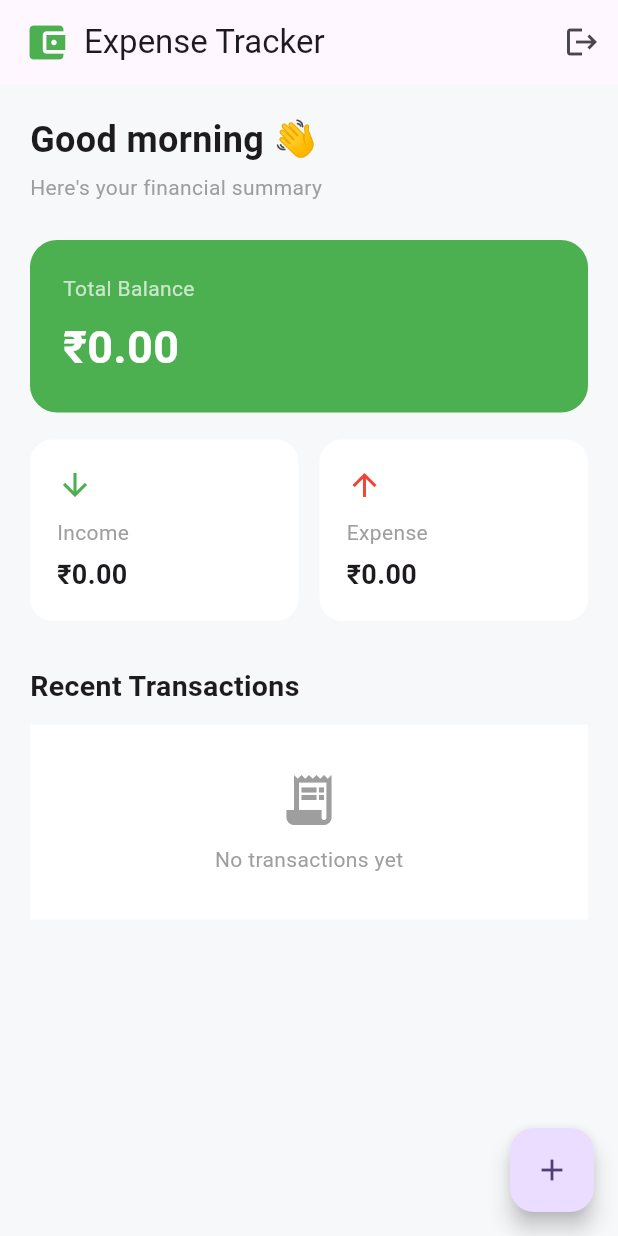
After one commit to Atharv3904/expense-tracker-clean-architecture, a Flutter app: the DashboardPage screen opened by its route, after a tap on the "add" icon, on a phone screen of 412 x 824 dp. The commit adds this screen. Run offline on Flutter 3.47's test engine with Material 3 defaults, Android fonts, the phone set to English and light mode, and no system bars; our stand-ins replace bloc, dartz, flutter_bloc, get_it, go_router, supabase_flutter; accounts and stored records are empty.

Commit message:
implement dashboard

```diff
--- a/lib/core/di/injection_container.dart
+++ b/lib/core/di/injection_container.dart
@@ -12,6 +12,12 @@ import 'package:expense_tracker/feature/authentication/presentation/cubit/login/
 import 'package:expense_tracker/feature/authentication/presentation/cubit/logout/logout_cubit.dart';
 import 'package:expense_tracker/feature/authentication/presentation/cubit/register/register_cubit.dart';
 import 'package:expense_tracker/feature/authentication/presentation/cubit/splash/splash_cubit.dart';
+import 'package:expense_tracker/feature/dashboard/Presentation/cubit/dashboard_cubit/dashboard_cubit.dart';
+import 'package:expense_tracker/feature/dashboard/data/datasources/dasboard_datasource.dart';
+import 'package:expense_tracker/feature/dashboard/data/datasources/dashboard_datasource_impl.dart';
+import 'package:expense_tracker/feature/dashboard/data/repository/dashboard_repository_impl.dart';
+import 'package:expense_tracker/feature/dashboard/domain/repository/dashboard_repository.dart';
+import 'package:expense_tracker/feature/dashboard/domain/usecase/dashboard_summary_usecases.dart';
 import 'package:get_it/get_it.dart';
 import 'package:supabase_flutter/supabase_flutter.dart';
 
@@ -39,4 +45,13 @@ Future<void> init() async {
   sl.registerFactory(() => LogoutCubit(sl()));
   sl.registerLazySingleton(() => ForgotPasswordUsecase(sl()));
   sl.registerFactory(() => ForgotPassCubit(sl()));
+
+  sl.registerFactory(() => DashboardCubit(sl()));
+  sl.registerLazySingleton(() => DashboardSummaryUsecases(sl()));
+  sl.registerLazySingleton<DashboardRepository>(
+    () => DashboardRepositoryImpl(sl()),
+  );
+  sl.registerLazySingleton<DasboardDatasource>(
+    () => DashboardDatasourceImpl(sl()),
+  );
 }
--- a/lib/core/router/app_routes.dart
+++ b/lib/core/router/app_routes.dart
@@ -1,9 +1,10 @@
 import 'package:expense_tracker/core/router/routes_name.dart';
-import 'package:expense_tracker/feature/authentication/presentation/pages/dashboard_page.dart';
+import 'package:expense_tracker/feature/authentication/presentation/pages/Logout_page.dart';
 import 'package:expense_tracker/feature/authentication/presentation/pages/forgot_pass_page.dart';
 import 'package:expense_tracker/feature/authentication/presentation/pages/login_page.dart';
 import 'package:expense_tracker/feature/authentication/presentation/pages/register_page.dart';
 import 'package:expense_tracker/feature/authentication/presentation/pages/splash_page.dart';
+import 'package:expense_tracker/feature/dashboard/Presentation/pages/dashboard_page.dart';
 import 'package:go_router/go_router.dart';
 
 class AppRoutes {
@@ -25,11 +26,12 @@ class AppRoutes {
     ),
     GoRoute(
       path: RoutesName.dashboard,
-      builder: (context, state) => DashBoardPage(),
+      builder: (context, state) => DashboardPage(),
     ),
     GoRoute(
       path: RoutesName.forgotPage,
       builder: (context, state) => ForgotPassPage(),
     ),
+    GoRoute(path: RoutesName.logout, builder: (context, state) => LogoutPage()),
   ];
 }
--- a/lib/core/router/routes_name.dart
+++ b/lib/core/router/routes_name.dart
@@ -4,4 +4,5 @@ class RoutesName {
   static const dashboard = '/dashboard';
   static const splashscreen = "/splashscreen";
   static const forgotPage = "/forgotPassPage";
+  static const logout = "/logout";
 }
--- a/lib/feature/authentication/presentation/pages/dashboard_page.dart
+++ b/lib/feature/authentication/presentation/pages/Logout_page.dart
@@ -6,8 +6,8 @@ import 'package:flutter/material.dart';
 import 'package:flutter_bloc/flutter_bloc.dart';
 import 'package:go_router/go_router.dart';
 
-class DashBoardPage extends StatelessWidget {
-  const DashBoardPage({super.key});
+class LogoutPage extends StatelessWidget {
+  const LogoutPage({super.key});
 
   @override
   Widget build(BuildContext context) {
--- a/lib/feature/authentication/presentation/pages/login_page.dart
+++ b/lib/feature/authentication/presentation/pages/login_page.dart
@@ -21,7 +21,7 @@ class LoginPage extends StatelessWidget {
               context,
             ).showSnackBar(const SnackBar(content: Text("Login Successful")));
 
-            context.push(RoutesName.dashboard);
+            context.pushReplacement(RoutesName.dashboard);
           }
 
           if (state is LoginFailure) {
--- /dev/null
+++ b/lib/feature/dashboard/Presentation/cubit/dashboard_cubit/dashboard_cubit.dart
@@ -0,0 +1,24 @@
+import 'package:bloc/bloc.dart';
+import 'package:expense_tracker/feature/dashboard/Presentation/cubit/dashboard_cubit/dashboard_states.dart';
+import 'package:expense_tracker/feature/dashboard/domain/usecase/dashboard_summary_usecases.dart';
+
+class DashboardCubit extends Cubit<DashboardStates> {
+  final DashboardSummaryUsecases dashboardSummaryUsecases;
+  DashboardCubit(this.dashboardSummaryUsecases)
+    : super(const DashboardInitial());
+
+  Future<void> dashboardSummary() async {
+    emit(const DashboardLoading());
+
+    final result = await dashboardSummaryUsecases();
+
+    result.fold(
+      (failure) {
+        emit(DashboardFailure(failure.message));
+      },
+      (summary) {
+        emit(DashboardLoaded(summary));
+      },
+    );
+  }
+}
--- /dev/null
+++ b/lib/feature/dashboard/Presentation/cubit/dashboard_cubit/dashboard_states.dart
@@ -0,0 +1,23 @@
+import 'package:expense_tracker/feature/dashboard/domain/entity/dashboard_summary.dart';
+
+sealed class DashboardStates {
+  const DashboardStates();
+}
+
+class DashboardInitial extends DashboardStates {
+  const DashboardInitial();
+}
+
+class DashboardLoading extends DashboardStates {
+  const DashboardLoading();
+}
+
+class DashboardLoaded extends DashboardStates {
+  final DashboardSummary summary;
+  const DashboardLoaded(this.summary);
+}
+
+class DashboardFailure extends DashboardStates {
+  final String message;
+  const DashboardFailure(this.message);
+}
--- /dev/null
+++ b/lib/feature/dashboard/Presentation/pages/dashboard_page.dart
@@ -0,0 +1,242 @@
+import 'package:expense_tracker/core/di/injection_container.dart';
+import 'package:expense_tracker/core/router/routes_name.dart';
+import 'package:expense_tracker/feature/dashboard/Presentation/cubit/dashboard_cubit/dashboard_cubit.dart';
+import 'package:expense_tracker/feature/dashboard/Presentation/cubit/dashboard_cubit/dashboard_states.dart';
+import 'package:flutter/material.dart';
+import 'package:flutter_bloc/flutter_bloc.dart';
+import 'package:go_router/go_router.dart';
+
+class DashboardPage extends StatelessWidget {
+  const DashboardPage({super.key});
+
+  @override
+  Widget build(BuildContext context) {
+    return BlocProvider(
+      create: (_) => sl<DashboardCubit>()..dashboardSummary(),
+      child: Scaffold(
+        backgroundColor: const Color(0xFFF7F8FA),
+
+        appBar: AppBar(
+          title: Row(
+            children: [
+              const Icon(
+                Icons.account_balance_wallet,
+                color: Colors.green,
+                size: 30,
+              ),
+
+              const SizedBox(width: 10),
+
+              const Text("Expense Tracker"),
+            ],
+          ),
+
+          actions: [
+            IconButton(
+              onPressed: () {
+                context.push(RoutesName.logout);
+              },
+              icon: const Icon(Icons.logout),
+            ),
+          ],
+        ),
+
+        body: BlocBuilder<DashboardCubit, DashboardStates>(
+          builder: (context, state) {
+            // Loading
+            if (state is DashboardLoading) {
+              return const Center(child: CircularProgressIndicator());
+            }
+
+            // Failure
+            if (state is DashboardFailure) {
+              return Center(child: Text(state.message));
+            }
+
+            // Success
+            if (state is DashboardLoaded) {
+              final summary = state.summary;
+
+              return SingleChildScrollView(
+                padding: const EdgeInsets.all(20),
+                child: Column(
+                  crossAxisAlignment: CrossAxisAlignment.start,
+                  children: [
+                    const Text(
+                      "Good morning 👋",
+                      style: TextStyle(
+                        fontSize: 24,
+                        fontWeight: FontWeight.bold,
+                      ),
+                    ),
+
+                    const SizedBox(height: 5),
+
+                    const Text(
+                      "Here's your financial summary",
+                      style: TextStyle(color: Colors.grey),
+                    ),
+
+                    const SizedBox(height: 25),
+
+                    // Balance
+                    Container(
+                      width: double.infinity,
+                      padding: const EdgeInsets.all(22),
+                      decoration: BoxDecoration(
+                        color: Colors.green,
+                        borderRadius: BorderRadius.circular(18),
+                      ),
+                      child: Column(
+                        crossAxisAlignment: CrossAxisAlignment.start,
+                        children: [
+                          const Text(
+                            "Total Balance",
+                            style: TextStyle(color: Colors.white70),
+                          ),
+
+                          const SizedBox(height: 8),
+
+                          Text(
+                            "₹${summary.balance.toStringAsFixed(2)}",
+                            style: const TextStyle(
+                              color: Colors.white,
+                              fontSize: 30,
+                              fontWeight: FontWeight.bold,
+                            ),
+                          ),
+                        ],
+                      ),
+                    ),
+
+                    const SizedBox(height: 18),
+
+                    // Income & Expense
+                    Row(
+                      children: [
+                        Expanded(
+                          child: Container(
+                            padding: const EdgeInsets.all(18),
+                            decoration: BoxDecoration(
+                              color: Colors.white,
+                              borderRadius: BorderRadius.circular(15),
+                            ),
+                            child: Column(
+                              crossAxisAlignment: CrossAxisAlignment.start,
+                              children: [
+                                const Icon(
+                                  Icons.arrow_downward,
+                                  color: Colors.green,
+                                ),
+
+                                const SizedBox(height: 10),
+
+                                const Text(
+                                  "Income",
+                                  style: TextStyle(color: Colors.grey),
+                                ),
+
+                                const SizedBox(height: 5),
+
+                                Text(
+                                  "₹${summary.totalIncome.toStringAsFixed(2)}",
+                                  style: const TextStyle(
+                                    fontSize: 18,
+                                    fontWeight: FontWeight.bold,
+                                  ),
+                                ),
+                              ],
+                            ),
+                          ),
+                        ),
+
+                        const SizedBox(width: 14),
+
+                        Expanded(
+                          child: Container(
+                            padding: const EdgeInsets.all(18),
+                            decoration: BoxDecoration(
+                              color: Colors.white,
+                              borderRadius: BorderRadius.circular(15),
+                            ),
+                            child: Column(
+                              crossAxisAlignment: CrossAxisAlignment.start,
+                              children: [
+                                const Icon(
+                                  Icons.arrow_upward,
+                                  color: Colors.red,
+                                ),
+
+                                const SizedBox(height: 10),
+
+                                const Text(
+                                  "Expense",
+                                  style: TextStyle(color: Colors.grey),
+                                ),
+
+                                const SizedBox(height: 5),
+
+                                Text(
+                                  "₹${summary.totalExpense.toStringAsFixed(2)}",
+                                  style: const TextStyle(
+                                    fontSize: 18,
+                                    fontWeight: FontWeight.bold,
+                                  ),
+                                ),
+                              ],
+                            ),
+                          ),
+                        ),
+                      ],
+                    ),
+
+                    const SizedBox(height: 30),
+
+                    const Text(
+                      "Recent Transactions",
+                      style: TextStyle(
+                        fontSize: 19,
+                        fontWeight: FontWeight.bold,
+                      ),
+                    ),
+
+                    const SizedBox(height: 12),
+
+                    Container(
+                      width: double.infinity,
+                      padding: const EdgeInsets.all(30),
+                      color: Colors.white,
+                      child: const Column(
+                        children: [
+                          Icon(
+                            Icons.receipt_long,
+                            size: 40,
+                            color: Colors.grey,
+                          ),
+
+                          SizedBox(height: 10),
+
+                          Text(
+                            "No transactions yet",
+                            style: TextStyle(color: Colors.grey),
+                          ),
+                        ],
+                      ),
+                    ),
+                  ],
+                ),
+              );
+            }
+
+            return const SizedBox();
+          },
+        ),
+
+        floatingActionButton: FloatingActionButton(
+          onPressed: () {},
+          child: const Icon(Icons.add),
+        ),
+      ),
+    );
+  }
+}
--- /dev/null
+++ b/lib/feature/dashboard/data/datasources/dasboard_datasource.dart
@@ -0,0 +1,5 @@
+import 'package:expense_tracker/feature/dashboard/data/model/dashboard_summary_model.dart';
+
+abstract class DasboardDatasource {
+  Future<DashboardSummaryModel> getDashboardSummary();
+}
--- /dev/null
+++ b/lib/feature/dashboard/data/datasources/dashboard_datasource_impl.dart
@@ -0,0 +1,15 @@
+import 'package:expense_tracker/feature/dashboard/data/datasources/dasboard_datasource.dart';
+import 'package:expense_tracker/feature/dashboard/data/model/dashboard_summary_model.dart';
+import 'package:supabase_flutter/supabase_flutter.dart';
+
+class DashboardDatasourceImpl implements DasboardDatasource {
+  final SupabaseClient supabaseClient;
+  const DashboardDatasourceImpl(this.supabaseClient);
+  @override
+  Future<DashboardSummaryModel> getDashboardSummary() async {
+    //transection table will connected here
+    // after US-5 Transaction is implemented.
+
+    return DashboardSummaryModel(totalIncome: 0, totalExpense: 0, balance: 0);
+  }
+}
--- /dev/null
+++ b/lib/feature/dashboard/data/model/dashboard_summary_model.dart
@@ -0,0 +1,9 @@
+import 'package:expense_tracker/feature/dashboard/domain/entity/dashboard_summary.dart';
+
+class DashboardSummaryModel extends DashboardSummary {
+  DashboardSummaryModel({
+    required super.totalExpense,
+    required super.totalIncome,
+    required super.balance,
+  });
+}
--- /dev/null
+++ b/lib/feature/dashboard/data/repository/dashboard_repository_impl.dart
@@ -0,0 +1,22 @@
+import 'package:dartz/dartz.dart';
+import 'package:expense_tracker/core/errors/app_exception.dart';
+import 'package:expense_tracker/core/errors/app_failure.dart';
+import 'package:expense_tracker/feature/dashboard/data/datasources/dasboard_datasource.dart';
+import 'package:expense_tracker/feature/dashboard/domain/entity/dashboard_summary.dart';
+import 'package:expense_tracker/feature/dashboard/domain/repository/dashboard_repository.dart';
+
+class DashboardRepositoryImpl implements DashboardRepository {
+  final DasboardDatasource remoteDataSource;
+  const DashboardRepositoryImpl(this.remoteDataSource);
+  @override
+  Future<Either<AppFailure, DashboardSummary>> getDashboardSummary() async {
+    try {
+      final result = await remoteDataSource.getDashboardSummary();
+      return Right(result);
+    } on AppException catch (e) {
+      return Left(AppFailure(e.toString()));
+    } catch (_) {
+      return const Left(AppFailure("try again!"));
+    }
+  }
+}
--- /dev/null
+++ b/lib/feature/dashboard/domain/entity/dashboard_summary.dart
@@ -0,0 +1,11 @@
+class DashboardSummary {
+  final double totalIncome;
+  final double totalExpense;
+  final double balance;
+
+  const DashboardSummary({
+    required this.totalIncome,
+    required this.totalExpense,
+    required this.balance,
+  });
+}
--- /dev/null
+++ b/lib/feature/dashboard/domain/repository/dashboard_repository.dart
@@ -0,0 +1,7 @@
+import 'package:dartz/dartz.dart';
+import 'package:expense_tracker/core/errors/app_failure.dart';
+import 'package:expense_tracker/feature/dashboard/domain/entity/dashboard_summary.dart';
+
+abstract class DashboardRepository {
+  Future<Either<AppFailure, DashboardSummary>> getDashboardSummary();
+}
--- /dev/null
+++ b/lib/feature/dashboard/domain/usecase/dashboard_summary_usecases.dart
@@ -0,0 +1,12 @@
+import 'package:dartz/dartz.dart';
+import 'package:expense_tracker/core/errors/app_failure.dart';
+import 'package:expense_tracker/feature/dashboard/domain/entity/dashboard_summary.dart';
+import 'package:expense_tracker/feature/dashboard/domain/repository/dashboard_repository.dart';
+
+class DashboardSummaryUsecases {
+  final DashboardRepository repository;
+  DashboardSummaryUsecases(this.repository);
+  Future<Either<AppFailure, DashboardSummary>> call() async {
+    return await repository.getDashboardSummary();
+  }
+}
```
